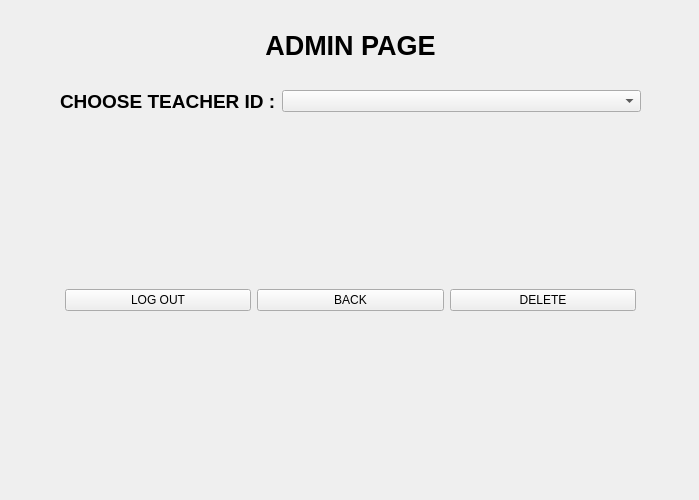
First picture: the form in adminteacher_edit.ui, repository Shasank12345/QT_PROJECT, before the edit.
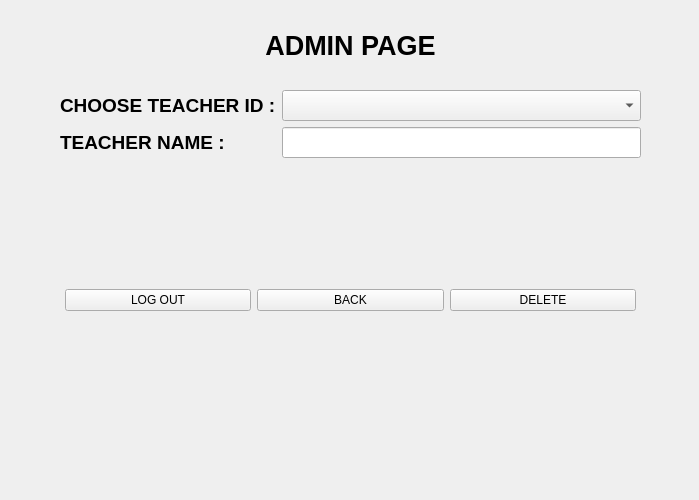
Second picture: the form after the edit. The open tabs and pages were chosen to show the change. Icons and pictures are not drawn.

```diff
--- a/adminteacher_edit.ui
+++ b/adminteacher_edit.ui
@@ -1325,7 +1325,32 @@
        </widget>
       </item>
       <item row="0" column="1">
-       <widget class="QComboBox" name="comboBox"/>
+       <widget class="QComboBox" name="comboBox">
+        <property name="font">
+         <font>
+          <pointsize>14</pointsize>
+         </font>
+        </property>
+       </widget>
+      </item>
+      <item row="1" column="1">
+       <widget class="QLineEdit" name="lineEdit_85">
+        <property name="font">
+         <font>
+          <pointsize>14</pointsize>
+         </font>
+        </property>
+       </widget>
+      </item>
+      <item row="1" column="0">
+       <widget class="QLabel" name="label_153">
+        <property name="styleSheet">
+         <string notr="true">color: rgb(0, 0, 0);</string>
+        </property>
+        <property name="text">
+         <string>&lt;html&gt;&lt;head/&gt;&lt;body&gt;&lt;p&gt;&lt;span style=&quot; font-size:14pt; font-weight:700;&quot;&gt;TEACHER NAME :&lt;/span&gt;&lt;/p&gt;&lt;/body&gt;&lt;/html&gt;</string>
+        </property>
+       </widget>
       </item>
      </layout>
     </widget>
```
Left out of the diff: 27 changed lines with no effect on the pictures.
